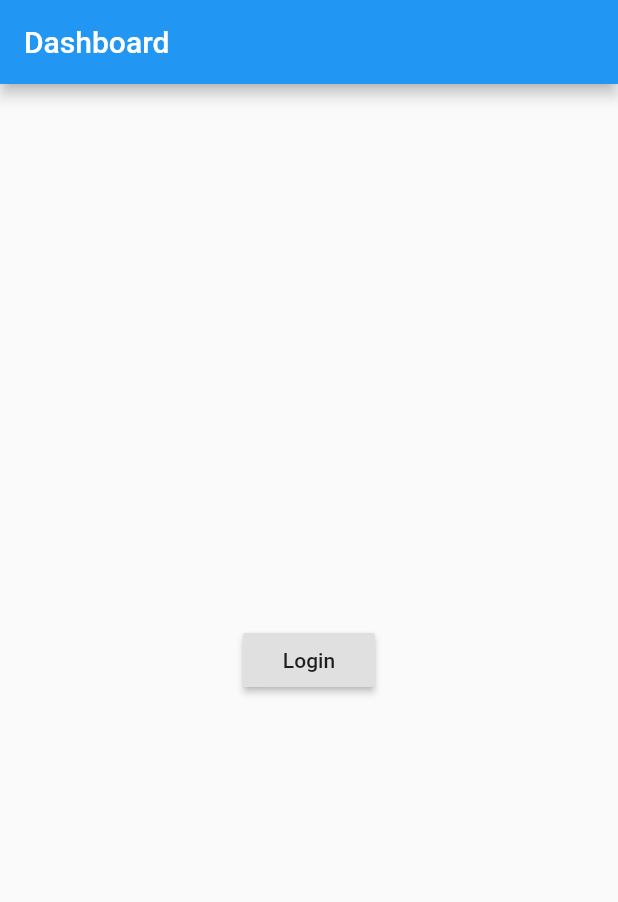
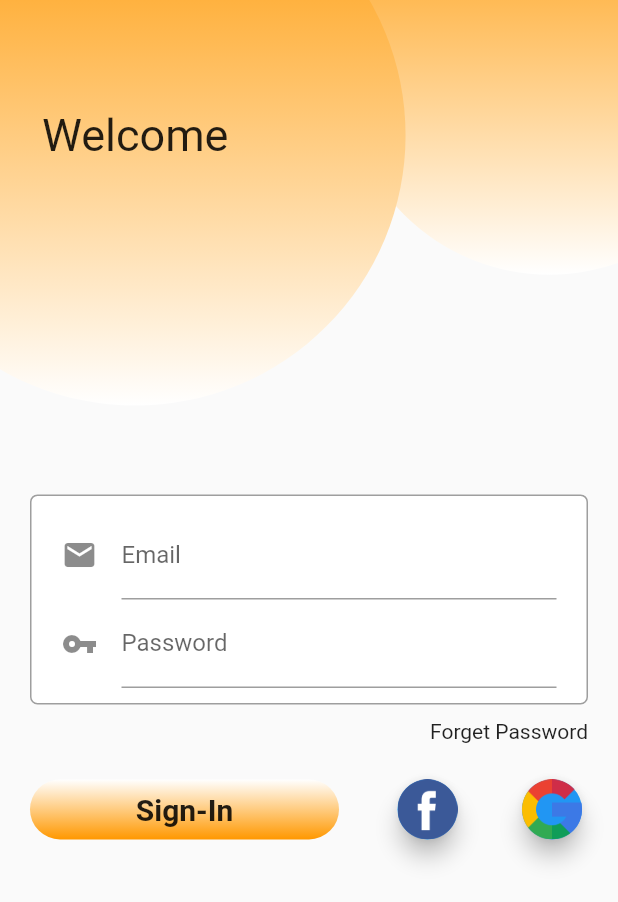
Before and after one commit to rizaldinaldianputra/belajar_flutter, a Flutter app: the screen it shows after launch, on a phone screen of 412 x 824 dp. Shown: the top 902 px of the screen. Run offline on Flutter 3.47's test engine with Material 2 defaults, Android fonts, the phone set to English and light mode, and no system bars.

Commit message:
menambahkan fitur login

```diff
--- a/lib/login_page.dart
+++ b/lib/login_page.dart
@@ -1,4 +1,3 @@
-import 'package:bogor/menuutama.dart';
 import 'package:flutter/material.dart';
 
 class Login extends StatefulWidget {
@@ -7,23 +6,159 @@ class Login extends StatefulWidget {
 }
 
 class _LoginState extends State<Login> {
+  double getSmallDiameter(BuildContext context) =>
+      MediaQuery.of(context).size.width * 2 / 3;
+  double getBigDiameter(BuildContext context) =>
+      MediaQuery.of(context).size.width * 7 / 8;
+
   @override
   Widget build(BuildContext context) {
     return MaterialApp(
       home: Scaffold(
-        appBar: AppBar(
-          title: Text('Dashboard'),
-        ),
-        body: Center(
-          child: RaisedButton(
-            onPressed: () {
-              Navigator.pushReplacement(context,
-                  MaterialPageRoute(builder: (context) {
-                return MenuUtama();
-              }));
-            },
-            child: Text('Login'),
-          ),
+        body: Stack(
+          children: <Widget>[
+            Positioned(
+              right: -getSmallDiameter(context) / 3,
+              top: -getSmallDiameter(context) / 3,
+              child: Container(
+                width: getSmallDiameter(context),
+                height: getSmallDiameter(context),
+                decoration: BoxDecoration(
+                  shape: BoxShape.circle,
+                  gradient: LinearGradient(
+                    colors: [
+                      Colors.orange,
+                      Colors.white,
+                    ],
+                    begin: Alignment.topCenter,
+                    end: Alignment.bottomCenter,
+                  ),
+                ),
+              ),
+            ),
+            Positioned(
+              left: -getBigDiameter(context) / 4,
+              top: -getBigDiameter(context) / 4,
+              child: Container(
+                child: Center(
+                  child: Text(
+                    'Welcome',
+                    style: TextStyle(fontSize: 30),
+                  ),
+                ),
+                width: getBigDiameter(context),
+                height: getBigDiameter(context),
+                decoration: BoxDecoration(
+                  shape: BoxShape.circle,
+                  gradient: LinearGradient(
+                    colors: [Colors.orange, Colors.white],
+                    begin: Alignment.topCenter,
+                    end: Alignment.bottomCenter,
+                  ),
+                ),
+              ),
+            ),
+            Positioned(
+              right: -getBigDiameter(context) / 2,
+              bottom: -getBigDiameter(context) / 2,
+              child: Container(
+                width: getBigDiameter(context),
+                height: getBigDiameter(context),
+                decoration: BoxDecoration(
+                  shape: BoxShape.circle,
+                  color: Colors.grey[200],
+                ),
+              ),
+            ),
+            Align(
+              alignment: Alignment.bottomCenter,
+              child: ListView(
+                children: <Widget>[
+                  Container(
+                    decoration: BoxDecoration(
+                      color: Colors.white,
+                      border: Border.all(color: Colors.grey),
+                      borderRadius: BorderRadius.circular(5),
+                    ),
+                    margin: EdgeInsets.fromLTRB(
+                        20, MediaQuery.of(context).size.height * 0.4, 20, 10),
+                    padding: EdgeInsets.fromLTRB(20, 10, 20, 10),
+                    child: Column(
+                      children: <Widget>[
+                        TextField(
+                          decoration: InputDecoration(
+                              icon: Icon(Icons.email), labelText: 'Email'),
+                        ),
+                        TextField(
+                          decoration: InputDecoration(
+                              icon: Icon(Icons.vpn_key), labelText: 'Password'),
+                          obscureText: true,
+                        )
+                      ],
+                    ),
+                  ),
+                  Align(
+                    alignment: Alignment.bottomRight,
+                    child: Container(
+                      margin: EdgeInsets.fromLTRB(0, 0, 20, 20),
+                      child: Text('Forget Password'),
+                    ),
+                  ),
+                  Container(
+                    margin: EdgeInsets.fromLTRB(20, 0, 20, 30),
+                    child: Row(
+                      mainAxisAlignment: MainAxisAlignment.spaceBetween,
+                      children: <Widget>[
+                        SizedBox(
+                          width: MediaQuery.of(context).size.width * 0.5,
+                          height: 40,
+                          child: Container(
+                            child: Material(
+                              color: Colors.transparent,
+                              child: InkWell(
+                                  borderRadius: BorderRadius.circular(20),
+                                  splashColor: Colors.blue,
+                                  child: Center(
+                                    child: Text(
+                                      'Sign-In',
+                                      style: TextStyle(
+                                          fontSize: 20,
+                                          fontWeight: FontWeight.w700),
+                                    ),
+                                  )),
+                            ),
+                            decoration: BoxDecoration(
+                              borderRadius: BorderRadius.circular(20),
+                              gradient: LinearGradient(
+                                colors: [Colors.white, Colors.orange],
+                                begin: Alignment.topCenter,
+                                end: Alignment.bottomCenter,
+                              ),
+                            ),
+                          ),
+                        ),
+                        FloatingActionButton(
+                          onPressed: () {},
+                          mini: true,
+                          child: Image(
+                            image: AssetImage('assets/facebook.png'),
+                          ),
+                        ),
+                        FloatingActionButton(
+                          onPressed: () {},
+                          mini: true,
+
+                          child: Image(
+                            image: AssetImage('assets/google.png'),
+                          ),
+                        )
+                      ],
+                    ),
+                  ),
+                ],
+              ),
+            ),
+          ],
         ),
       ),
     );
--- a/pubspec.yaml
+++ b/pubspec.yaml
@@ -47,7 +47,8 @@ flutter:
   # To add assets to your application, add an assets section, like this:
   assets:
   - assets/bg.png
-
+  - assets/facebook.png
+  - assets/google.png
   # An image asset can refer to one or more resolution-specific "variants", see
   # https://flutter.dev/assets-and-images/#resolution-aware.
 
```
Also changed, not shown: assets/facebook.png (added), assets/google.png (added).
